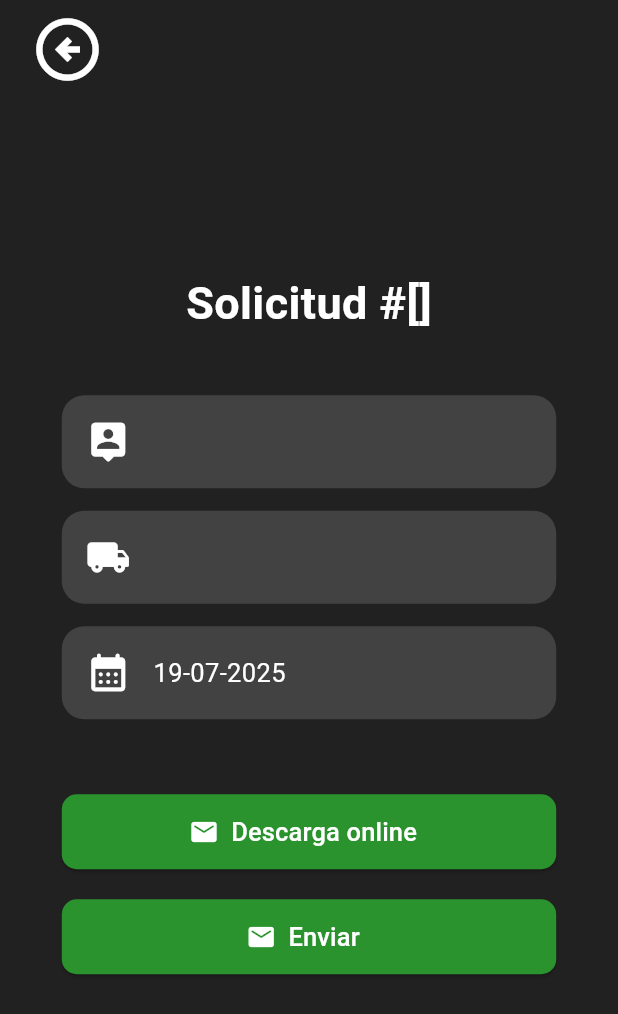
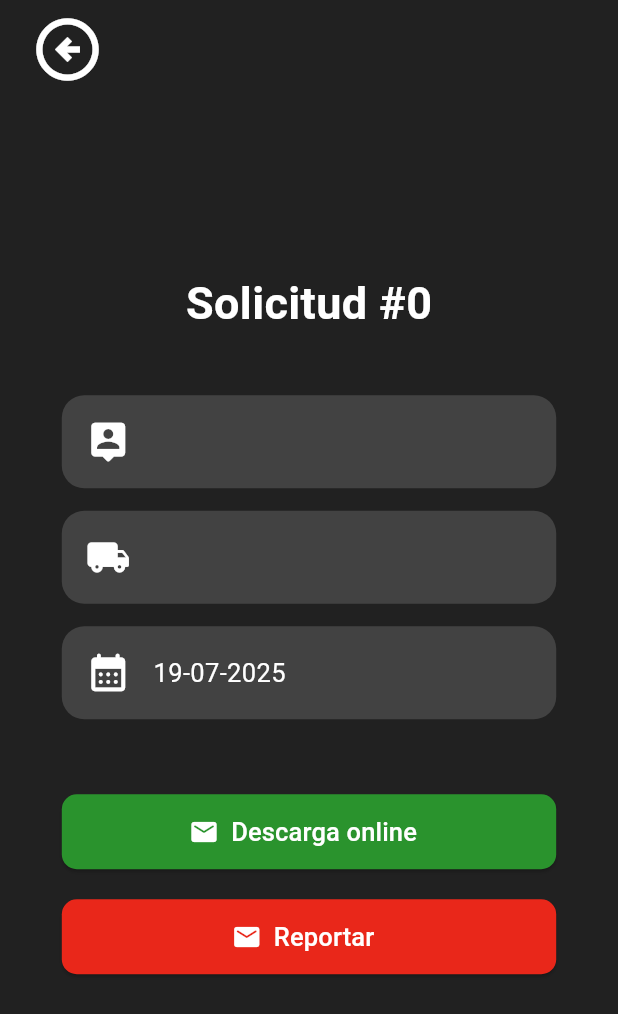
Before and after one commit to BryanLitardo312/bancamovil, a Flutter app: the DetalleSuministroScreen screen opened directly with empty values, on a phone screen of 412 x 824 dp. Shown: the top 1014 px of the screen. Run offline on Flutter 3.47's test engine with Material 3 defaults, Android fonts, the phone set to English and light mode, and no system bars; our stand-ins replace badges, fl_chart, flutter_dotenv, flutter_local_notifications, flutter_slidable, font_awesome_flutter and 4 more; accounts and stored records are empty.

Commit message:
Upload35

```diff
--- a/lib/models/database.dart
+++ b/lib/models/database.dart
@@ -69,7 +69,10 @@ class SuministrosBanco {
   }
 
   Future<void> updateForm(Suministros form) async {
-    await database.update(form.toMap()).eq('id', form.id!);
+    if (form.requests == null) {
+      throw ArgumentError('ID no puede ser nulo para actualizar');
+    }
+    await database.update(form.toMap()).eq('id', form.requests!);
   }
 
 
--- a/lib/models/suministros.dart
+++ b/lib/models/suministros.dart
@@ -1,6 +1,6 @@
 
 class Suministros {
-  final int? id;
+  final int? requests;
   final String? bodega;
   final String? estacion;
   final String? detalle;
@@ -11,7 +11,7 @@ class Suministros {
   final String? COMENTARIO_RECHAZO;
 
   Suministros({
-    this.id,
+    this.requests,
     this.bodega,
     this.estacion,
     this.detalle,
@@ -23,7 +23,7 @@ class Suministros {
   });
   factory Suministros.fromMap(Map<String, dynamic> map) {
     return Suministros(
-      id: map['id'] as int,
+      requests: map['requests'] as int?,
       bodega: map['bodega'] as String,
       estacion: map['estacion'] as String,
       detalle: map['detalle'] as String,
@@ -36,7 +36,7 @@ class Suministros {
   }
   Map <String, dynamic> toMap() {
     return {
-      'id':id,
+      'id':requests,
       'bodega': bodega,
       'estacion': estacion,
       'detalle': detalle,
--- a/lib/paginas/detalle_suministros.dart
+++ b/lib/paginas/detalle_suministros.dart
@@ -21,7 +21,7 @@ class DetalleSuministroScreen extends StatefulWidget {
 class _DetalleSuministroScreenState extends State<DetalleSuministroScreen> {
   late TextEditingController _quejaController;
   late TextEditingController _rechazoController;
-  final novedadesBanco = SuministrosBanco();
+  final suministrosBanco = SuministrosBanco();
   final quejasBanco = QuejasBanco();
 
 
@@ -41,7 +41,7 @@ class _DetalleSuministroScreenState extends State<DetalleSuministroScreen> {
   void _submitForm(Map<String, dynamic> item) {
     final double screenWidth = MediaQuery.of(context).size.width;
     //final double screenHeight = MediaQuery.of(context).size.height;
-    final valor = Provider.of<Datamodel>(context, listen: false);
+    //final valor = Provider.of<Datamodel>(context, listen: false);
 
     showDialog(
       context: context,
@@ -56,7 +56,7 @@ class _DetalleSuministroScreenState extends State<DetalleSuministroScreen> {
             constraints: BoxConstraints(
             maxWidth: screenWidth*0.70,
             minWidth: screenWidth*0.70,
-            maxHeight: 110,
+            //maxHeight: 110,
             minHeight: 110,
             ),
             child: Column(
@@ -163,7 +163,7 @@ class _DetalleSuministroScreenState extends State<DetalleSuministroScreen> {
             constraints: BoxConstraints(
             maxWidth: screenWidth*0.70,
             minWidth: screenWidth*0.70,
-            maxHeight: 110,
+            //maxHeight: 110,
             minHeight: 110,
             ),
             child: Column(
@@ -214,11 +214,12 @@ class _DetalleSuministroScreenState extends State<DetalleSuministroScreen> {
               onPressed: () async {
                 final newNote = Suministros(
                   //id: DateTime.now().millisecondsSinceEpoch, // O proporciona un ID si es necesario
+                  requests: item['requests'],
                   COMENTARIO_RECHAZO: _rechazoController.toString(),
                 );
                 try {
                   //print('Datos a enviar: ${item['NOMBRE']}');
-                  await novedadesBanco.createForm(newNote);
+                  await suministrosBanco.updateForm(newNote);
                   Navigator.pop(context);
                   _rechazoController.clear();
                   ScaffoldMessenger.of(context).showSnackBar(
@@ -402,9 +403,9 @@ class _DetalleSuministroScreenState extends State<DetalleSuministroScreen> {
                             ),
                           ),
                       icon: const Icon(Icons.email_rounded,size:20),
-                      label: const Text('Enviar',style:TextStyle(fontSize: 17,color:Colors.white)),
+                      label: const Text('Reportar',style:TextStyle(fontSize: 17,color:Colors.white)),
                       style: ElevatedButton.styleFrom(
-                        backgroundColor: const Color.fromARGB(255, 42, 147, 45),
+                        backgroundColor: const Color.fromARGB(255, 233, 39, 26),
                         foregroundColor: Colors.white,
                         shape: RoundedRectangleBorder(
                           borderRadius: BorderRadius.circular(10),
```
